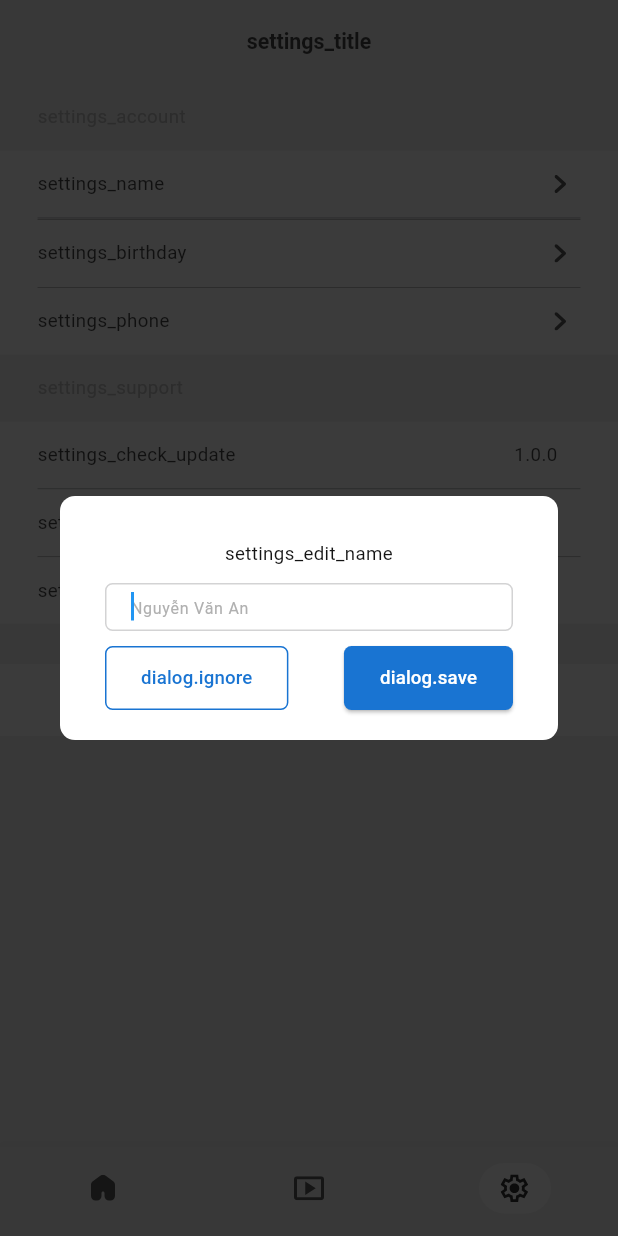
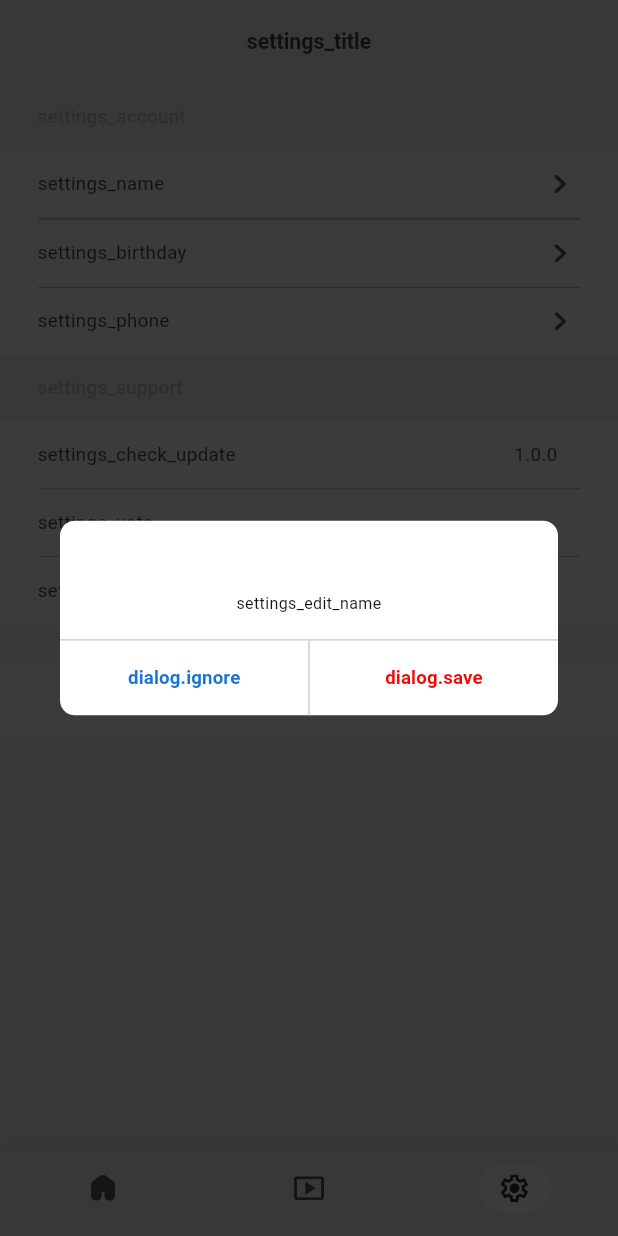
Before and after one commit to ProjectFreelancerMobile/flutter_news_cast, a Flutter app: the screen it shows after launch, item 3 of the bottom bar chosen, after a tap on "settings_name", on a phone screen of 412 x 824 dp. Run offline on Flutter 3.47's test engine with Material 3 defaults, Android fonts, the phone set to English and light mode, and no system bars; our stand-ins replace cached_network_image, dio, event_bus, flutter_cache_manager, flutter_svg, fluttertoast and 8 more; missing offline and left inert: connecteo, flutter_cupertino_datetime_picker, flutter_inappwebview; accounts and stored records are empty; generated files the repository leaves out were written again; network calls fail; statements that could not run were skipped; project files that could hold a hidden picture were left out.

Commit message:
update code.

```diff
--- a/lib/res/colors.dart
+++ b/lib/res/colors.dart
@@ -30,3 +30,4 @@ const color00B2FD = Color(0xFF00B2FD);
 const colorFFEFE5 = Color(0xFFFFEFE5);
 const color009CDF = Color(0xFF009cfd);
 const color0083ED = Color(0xFF0083ED);
+const colorDivider = Color(0xFFCFCFCF);
--- a/lib/res/theme/app_theme.dart
+++ b/lib/res/theme/app_theme.dart
@@ -32,6 +32,7 @@ final appThemeData = {
     bottomAppBarTheme: BottomAppBarTheme(
       color: colorBackground,
     ),
+    dialogBackgroundColor: Colors.white,
   ),
   AppTheme.DARK: ThemeData(
     brightness: Brightness.dark,
@@ -56,5 +57,6 @@ final appThemeData = {
     bottomAppBarTheme: BottomAppBarTheme(
       color: colorBackground,
     ),
+    dialogBackgroundColor: Colors.white,
   ),
 };
--- a/lib/ui/widgets/dialogs/app_dialog.dart
+++ b/lib/ui/widgets/dialogs/app_dialog.dart
@@ -4,7 +4,7 @@ import 'package:flutter/material.dart';
 
 import '../../../res/style.dart';
 
-enum DialogType { TEXT, INPUT }
+enum DialogType { TWO_ACTION, THREE_ACTION }
 
 class AppDialog {
   final BuildContext context;
@@ -15,21 +15,23 @@ class AppDialog {
   final VoidCallback? onOkPressed;
   final String cancelText;
   final VoidCallback? onCancelPressed;
+  final String midText;
+  final VoidCallback? onMidPressed;
   final bool dismissible;
-  final Widget? input;
   final VoidCallback? onDismissed;
 
   AppDialog({
     required this.context,
-    this.type = DialogType.TEXT,
+    this.type = DialogType.TWO_ACTION,
     this.title = '',
     this.description = '',
     this.okText = '',
     this.onOkPressed,
     this.cancelText = '',
     this.onCancelPressed,
+    this.midText = '',
+    this.onMidPressed,
     this.onDismissed,
-    this.input,
     this.dismissible = false,
   });
 
@@ -58,13 +60,9 @@ class AppDialog {
             color: Colors.transparent,
             height: double.infinity,
             width: double.infinity,
-            child: Stack(
-              children: [
-                Container(
+            child: Container(
               child: Column(
                 mainAxisAlignment: MainAxisAlignment.center,
-                    children: [
-                      Stack(
                 children: [
                   Container(
                     margin: const EdgeInsets.symmetric(horizontal: 40, vertical: 20),
@@ -72,26 +70,20 @@ class AppDialog {
                       color: Colors.white,
                       borderRadius: BorderRadius.all(Radius.circular(10)),
                     ),
-                            padding: const EdgeInsets.symmetric(horizontal: 30, vertical: 20),
                     child: Column(
                       children: [
+                        SizedBox(height: 30),
                         _buildTitleText,
+                        SizedBox(height: 8),
                         _buildDescriptionText,
-                                if (type == DialogType.INPUT && input != null) ...[
-                                  SizedBox(height: 10),
-                                  input!,
-                                ],
-                                SizedBox(height: 10),
+                        SizedBox(height: 16),
+                        Divider(height: 1, thickness: 1, color: colorDivider),
                         _buildActions,
                       ],
                     ),
                   ),
                 ],
               ),
-                    ],
-                  ),
-                ),
-              ],
             ),
           ),
         ),
@@ -106,7 +98,7 @@ class AppDialog {
       child: Text(
         title,
         textAlign: TextAlign.center,
-        style: text16.bold.textColor141414,
+        style: text14.bold.textColor141414,
       ),
     );
   }
@@ -118,38 +110,46 @@ class AppDialog {
       child: Text(
         description,
         textAlign: TextAlign.center,
-        style: text14.textColor141414,
+        style: text12.textColor141414,
       ),
     );
   }
 
   Widget get _buildActions {
-    bool showOkButton = (okText).isNotEmpty;
-    bool showCancelButton = (cancelText).isNotEmpty;
-    List<Widget> buttons = [];
-    if (showCancelButton) {
-      buttons.add(_buildCancelButton);
-    }
-    if (showOkButton) {
-      buttons.add(_buildOkButton);
-    }
+    if (type == DialogType.THREE_ACTION) {
       return Container(
-      // color: Colors.red,
-      height: 48.hs,
-      child: buttons.length == 2
-          ? Row(
+        width: double.infinity,
+        height: 160.hs,
+        child: Column(
           mainAxisAlignment: MainAxisAlignment.spaceBetween,
-              children: buttons,
-            )
-          : Center(child: buttons.first),
+          children: [
+            _buildOkButton,
+            Divider(height: 1, thickness: 1, color: colorDivider),
+            _buildMidButton,
+            Divider(height: 1, thickness: 1, color: colorDivider),
+            _buildCancelButton,
+          ],
+        ),
+      );
+    } else {
+      return Container(
+        height: 56.hs,
+        child: Row(
+          mainAxisAlignment: MainAxisAlignment.spaceEvenly,
+          mainAxisSize: MainAxisSize.max,
+          children: [
+            _buildCancelButton,
+            VerticalDivider(width: 1, thickness: 1, color: colorDivider),
+            _buildOkButton,
+          ],
+        ),
       );
     }
+  }
 
-  Widget get _buildOkButton => ElevatedButton(
+  Widget get _buildOkButton => TextButton(
         style: ElevatedButton.styleFrom(
           minimumSize: Size(113.ws, 48.hs),
-          backgroundColor: colorPrimary,
-          shape: const RoundedRectangleBorder(borderRadius: BorderRadius.all(Radius.circular(5))),
         ),
         onPressed: () {
           dismiss();
@@ -157,15 +157,27 @@ class AppDialog {
         },
         child: Text(
           okText,
-          style: text14.medium.height16Per.textColorWhite,
+          style: type == DialogType.THREE_ACTION ? text14.height16Per.textColorPrimary : text14.bold.height16Per.textColorF20606,
         ),
       );
 
-  Widget get _buildCancelButton => OutlinedButton(
+  Widget get _buildMidButton => TextButton(
+        style: ElevatedButton.styleFrom(
+          minimumSize: Size(113.ws, 48.hs),
+        ),
+        onPressed: () {
+          dismiss();
+          onOkPressed?.call();
+        },
+        child: Text(
+          midText,
+          style: text14.height16Per.textColorPrimary,
+        ),
+      );
+
+  Widget get _buildCancelButton => TextButton(
         style: OutlinedButton.styleFrom(
           minimumSize: Size(113.ws, 48.hs),
-          side: BorderSide(color: colorPrimary, width: 1),
-          shape: const RoundedRectangleBorder(borderRadius: BorderRadius.all(Radius.circular(5))),
         ),
         onPressed: () {
           dismiss();
@@ -173,7 +185,7 @@ class AppDialog {
         },
         child: Text(
           cancelText,
-          style: text14.medium.height16Per.textColorPrimary,
+          style: text14.bold.height16Per.textColorPrimary,
         ),
       );
 
```
Also changed, not shown: lib/ui/main/home/home_page.dart (+54 -6 lines), lib/ui/main/settings/settings_page.dart (+6 -7 lines). Lines whose indentation alone changed are shown as unchanged.
